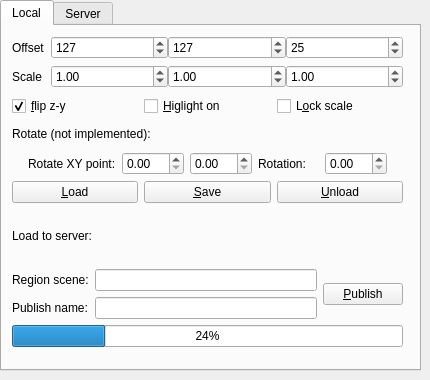
First picture: the form in bin/pymodules/localscene/localscene.ui, repository realXtend/tundra, before the edit.
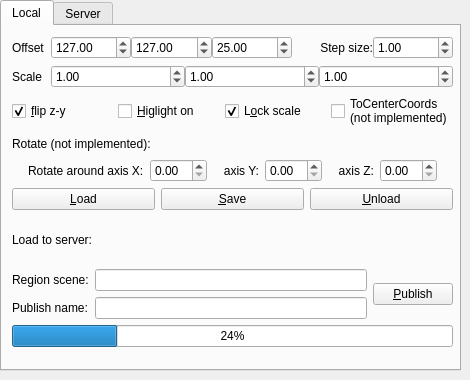
Second picture: the form after the edit.

Commit message: some fixes to offset + feature for setting offset step size

```diff
--- a/bin/pymodules/localscene/localscene.ui
+++ b/bin/pymodules/localscene/localscene.ui
@@ -6,7 +6,7 @@
    <rect>
     <x>0</x>
     <y>0</y>
-    <width>430</width>
+    <width>470</width>
     <height>380</height>
    </rect>
   </property>
@@ -18,13 +18,13 @@
   </property>
   <property name="minimumSize">
    <size>
-    <width>430</width>
+    <width>470</width>
     <height>380</height>
    </size>
   </property>
   <property name="maximumSize">
    <size>
-    <width>430</width>
+    <width>470</width>
     <height>380</height>
    </size>
   </property>
@@ -36,7 +36,7 @@
     <rect>
      <x>0</x>
      <y>0</y>
-     <width>421</width>
+     <width>461</width>
      <height>371</height>
     </rect>
    </property>
@@ -52,7 +52,7 @@
       <rect>
        <x>10</x>
        <y>10</y>
-       <width>391</width>
+       <width>441</width>
        <height>311</height>
       </rect>
      </property>
@@ -89,10 +89,10 @@
           <item>
            <widget class="QDoubleSpinBox" name="xpos">
             <property name="decimals">
-             <number>0</number>
+             <number>2</number>
             </property>
             <property name="minimum">
-             <double>0.000000000000000</double>
+             <double>-128.000000000000000</double>
             </property>
             <property name="maximum">
              <double>255.000000000000000</double>
@@ -105,10 +105,10 @@
           <item>
            <widget class="QDoubleSpinBox" name="ypos">
             <property name="decimals">
-             <number>0</number>
+             <number>2</number>
             </property>
             <property name="minimum">
-             <double>0.000000000000000</double>
+             <double>-128.000000000000000</double>
             </property>
             <property name="maximum">
              <double>256.000000000000000</double>
@@ -121,10 +121,10 @@
           <item>
            <widget class="QDoubleSpinBox" name="zpos">
             <property name="decimals">
-             <number>0</number>
+             <number>2</number>
             </property>
             <property name="minimum">
-             <double>0.000000000000000</double>
+             <double>-25.000000000000000</double>
             </property>
             <property name="maximum">
              <double>10000.000000000000000</double>
@@ -134,6 +134,23 @@
             </property>
            </widget>
           </item>
+          <item>
+           <widget class="QLabel" name="label_12">
+            <property name="text">
+             <string>Step size:</string>
+            </property>
+            <property name="alignment">
+             <set>Qt::AlignRight|Qt::AlignTrailing|Qt::AlignVCenter</set>
+            </property>
+           </widget>
+          </item>
+          <item>
+           <widget class="QDoubleSpinBox" name="step1">
+            <property name="value">
+             <double>1.000000000000000</double>
+            </property>
+           </widget>
+          </item>
          </layout>
         </item>
         <item row="1" column="0">
@@ -239,6 +256,25 @@
           <property name="text">
            <string>L&amp;ock scale</string>
           </property>
+          <property name="checked">
+           <bool>true</bool>
+          </property>
+         </widget>
+        </item>
+        <item>
+         <widget class="QCheckBox" name="checkBoxToCenter">
+          <property name="toolTip">
+           <string>&lt;!DOCTYPE HTML PUBLIC &quot;-//W3C//DTD HTML 4.0//EN&quot; &quot;http://www.w3.org/TR/REC-html40/strict.dtd&quot;&gt;
+&lt;html&gt;&lt;head&gt;&lt;meta name=&quot;qrichtext&quot; content=&quot;1&quot; /&gt;&lt;style type=&quot;text/css&quot;&gt;
+p, li { white-space: pre-wrap; }
+&lt;/style&gt;&lt;/head&gt;&lt;body style=&quot; font-family:'MS Shell Dlg 2'; font-size:8.25pt; font-weight:400; font-style:normal;&quot;&gt;
+&lt;p style=&quot; margin-top:0px; margin-bottom:0px; margin-left:0px; margin-right:0px; -qt-block-indent:0; text-indent:0px;&quot;&gt;&lt;span style=&quot; font-size:8pt;&quot;&gt;Make object at &amp;lt;0,0,0&amp;gt; go to &amp;lt;127,127,25&amp;gt;&lt;/span&gt;&lt;/p&gt;
+&lt;p style=&quot; margin-top:0px; margin-bottom:0px; margin-left:0px; margin-right:0px; -qt-block-indent:0; text-indent:0px;&quot;&gt;&lt;span style=&quot; font-size:8pt;&quot;&gt;respectively&lt;/span&gt;&lt;/p&gt;&lt;/body&gt;&lt;/html&gt;</string>
+          </property>
+          <property name="text">
+           <string>ToCenterCoords
+(not implemented)</string>
+          </property>
          </widget>
         </item>
        </layout>
@@ -266,20 +302,33 @@
           <item>
            <widget class="QLabel" name="label_10">
             <property name="text">
-             <string>Rotate XY point:</string>
+             <string>Rotate around axis X:</string>
             </property>
            </widget>
           </item>
           <item>
            <widget class="QDoubleSpinBox" name="doubleSpinBox"/>
           </item>
+          <item>
+           <widget class="QLabel" name="label_13">
+            <property name="text">
+             <string>axis Y:</string>
+            </property>
+            <property name="alignment">
+             <set>Qt::AlignRight|Qt::AlignTrailing|Qt::AlignVCenter</set>
+            </property>
+           </widget>
+          </item>
           <item>
            <widget class="QDoubleSpinBox" name="doubleSpinBox_2"/>
           </item>
           <item>
            <widget class="QLabel" name="label_11">
             <property name="text">
-             <string>Rotation:</string>
+             <string>axis Z:</string>
+            </property>
+            <property name="alignment">
+             <set>Qt::AlignRight|Qt::AlignTrailing|Qt::AlignVCenter</set>
             </property>
            </widget>
           </item>
```
The commit also changes 3 other files.
